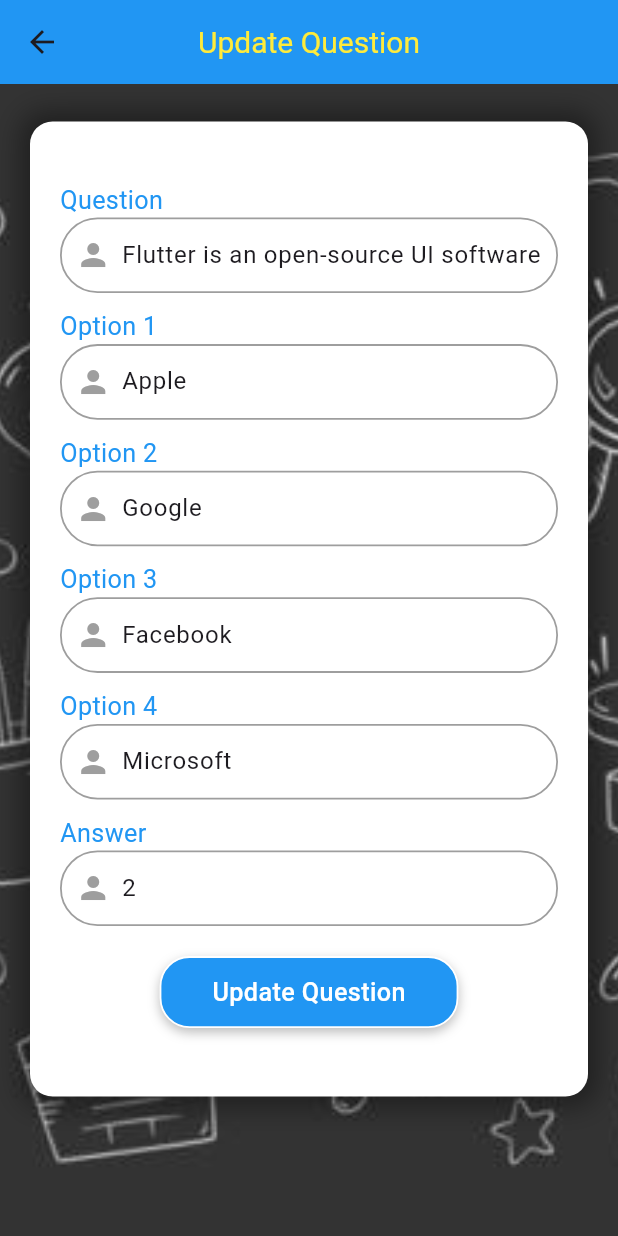
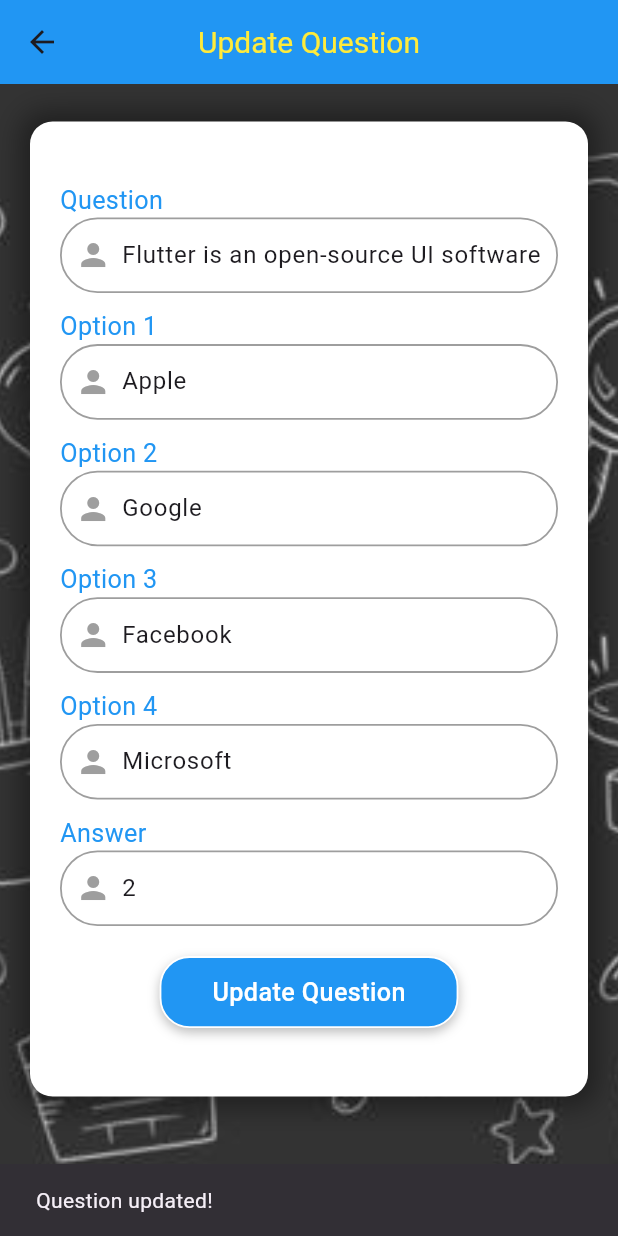
Before and after one commit to viethuynh98/flutter_CK, a Flutter app: the UpdateQuestionPage screen opened directly with sample values from the repository, after a tap on "Update Question", on a phone screen of 412 x 824 dp. Run offline on Flutter 3.47's test engine with Material 3 defaults, Android fonts, the phone set to English and light mode, and no system bars; our stand-ins replace animated_splash_screen, get, shared_preferences; accounts and stored records are empty.

Commit message:
- open updating question

```diff
--- a/lib/pages/profile_page.dart
+++ b/lib/pages/profile_page.dart
@@ -114,7 +114,7 @@
                           child: Row(
                             mainAxisAlignment: MainAxisAlignment.spaceBetween,
                             children: [
-                              Text("No. Plays: "),
+                              const Text("No. Plays: "),
                               Text("$playtimes"),
                             ],
                           ),
@@ -141,7 +141,7 @@
                           child: Row(
                             mainAxisAlignment: MainAxisAlignment.spaceBetween,
                             children: [
-                              Text("MaxScore: "),
+                              const Text("MaxScore: "),
                               Text("$score"),
                             ],
                           ),
--- a/lib/pages/quiz/update_question.dart
+++ b/lib/pages/quiz/update_question.dart
@@ -202,7 +202,7 @@
                           widthFactor: 0.6,
                           child: AppElevatedButton(
                             onPressed: () {
-                              // _updateQuestion();
+                              _updateQuestion();
                             },
                             text: "Update Question",
                           ),
```
